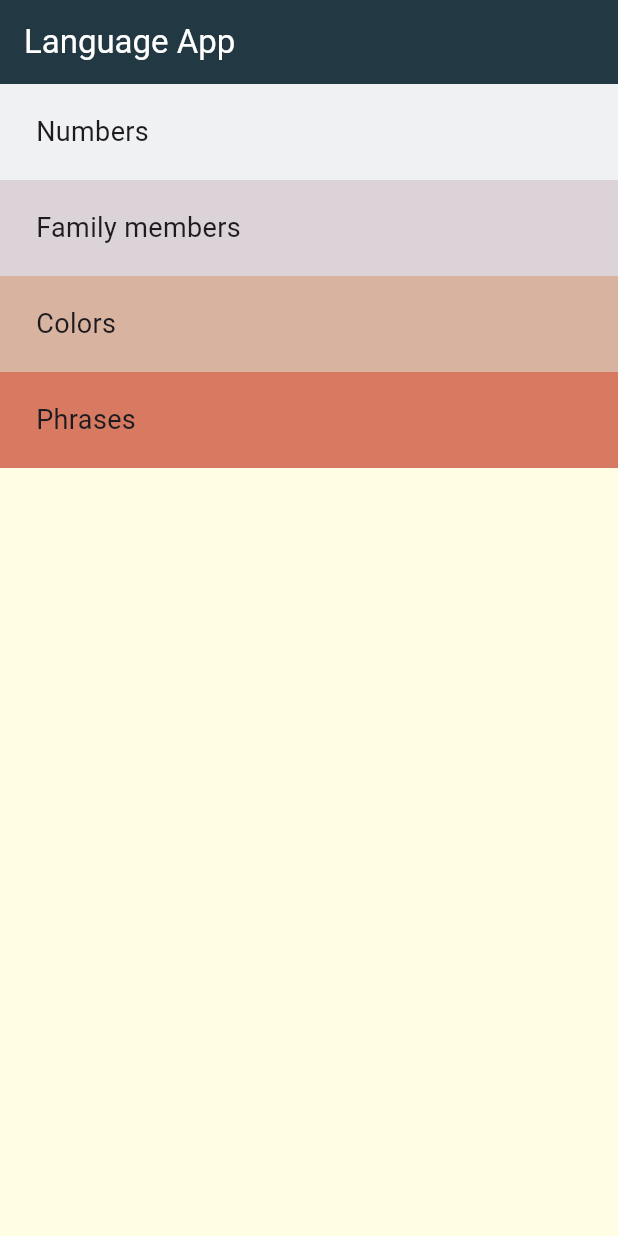
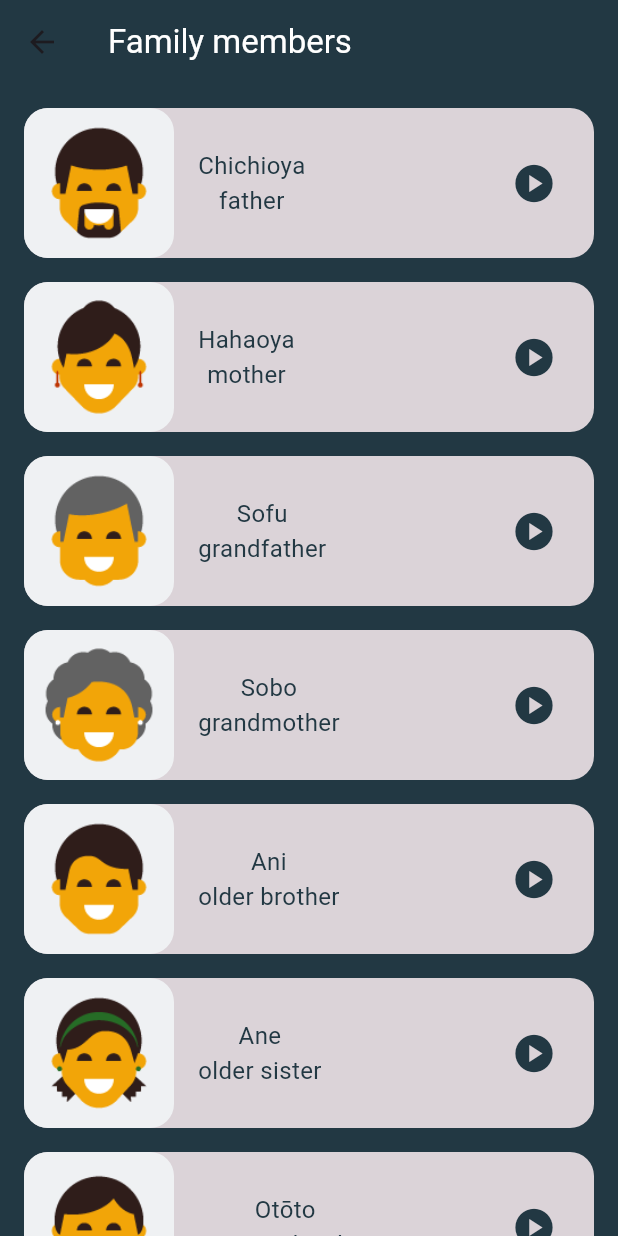
Before and after one commit to aymenG/toku-language-app, a Flutter app: the screen it shows after launch, after a tap on "Family members", on a phone screen of 412 x 824 dp. Run offline on Flutter 3.47's test engine with Material 3 defaults, Android fonts, the phone set to English and light mode, and no system bars.

```diff
--- a/lib/components/item.dart
+++ b/lib/components/item.dart
@@ -1,17 +1,17 @@
 import 'package:audioplayers/audioplayers.dart';
 import 'package:flutter/material.dart';
-import 'package:toku_app/models/number.dart';
+import 'package:toku_app/models/item_model.dart';
 
 class Item extends StatelessWidget {
-  const Item({super.key, required this.number});
-  final Number number;
-
+  const Item({super.key, required this.itemObj, required this.color});
+  final ItemModel itemObj;
+  final Color color;
   @override
   Widget build(BuildContext context) {
     return Container(
       decoration: BoxDecoration(
         borderRadius: BorderRadius.circular(16),
-        color: Colors.amber,
+        color: color,
       ),
       margin: const EdgeInsets.only(left: 16, top: 16, right: 16),
       height: 100,
@@ -22,19 +22,19 @@ class Item extends StatelessWidget {
                 borderRadius: BorderRadius.circular(16),
                 color: const Color(0xFFEFF1F3),
               ),
-              child: Image.asset(number.image)),
+              child: Image.asset(itemObj.image)),
           Padding(
             padding: const EdgeInsets.only(left: 16),
             child: Column(
               mainAxisAlignment: MainAxisAlignment.center,
               children: [
                 Text(
-                  number.jpName,
+                  itemObj.jpName,
                   style:
                       const TextStyle(color: Color(0xFF223843), fontSize: 16),
                 ),
                 Text(
-                  number.enName,
+                  itemObj.enName,
                   style:
                       const TextStyle(color: Color(0xFF223843), fontSize: 16),
                 )
@@ -49,7 +49,7 @@ class Item extends StatelessWidget {
             child: IconButton(
                 onPressed: () async {
                   final player = AudioPlayer();
-                  await player.play(AssetSource(number.sound));
+                  await player.play(AssetSource(itemObj.sound));
                 },
                 icon: const Icon(
                   Icons.play_circle,
--- a/lib/models/number.dart
+++ b/lib/models/item_model.dart
@@ -1,10 +1,10 @@
-class Number {
+class ItemModel {
   final String image;
   final String jpName;
   final String enName;
   final String sound;
 
-  const Number(
+  const ItemModel(
       {required this.image,
       required this.jpName,
       required this.enName,
--- /dev/null
+++ b/lib/screens/family_members_page.dart
@@ -0,0 +1,83 @@
+import 'package:flutter/material.dart';
+import 'package:toku_app/components/item.dart';
+
+import '../models/item_model.dart';
+
+class FamilyMembersPage extends StatelessWidget {
+  const FamilyMembersPage({super.key});
+  final List<ItemModel> members = const [
+    ItemModel(
+        image: 'assets/images/family_members/family_father.png',
+        jpName: 'Chichioya',
+        enName: 'father',
+        sound: 'sounds/family_members/father.wav'),
+    ItemModel(
+        image: 'assets/images/family_members/family_mother.png',
+        jpName: 'Hahaoya',
+        enName: 'mother',
+        sound: 'sounds/family_members/mother.wav'),
+    ItemModel(
+        image: 'assets/images/family_members/family_grandfather.png',
+        jpName: 'Sofu',
+        enName: 'grandfather',
+        sound: 'sounds/family_members/grand_father.wav'),
+    ItemModel(
+        image: 'assets/images/family_members/family_grandmother.png',
+        jpName: 'Sobo',
+        enName: 'grandmother',
+        sound: 'sounds/family_members/grand_mother.wav'),
+    ItemModel(
+        image: 'assets/images/family_members/family_older_brother.png',
+        jpName: 'Ani',
+        enName: 'older brother',
+        sound: 'sounds/family_members/older_brother.wav'),
+    ItemModel(
+        image: 'assets/images/family_members/family_older_sister.png',
+        jpName: 'Ane',
+        enName: 'older sister',
+        sound: 'sounds/family_members/older_sister.wav'),
+    ItemModel(
+        image: 'assets/images/family_members/family_younger_brother.png',
+        jpName: 'Otōto',
+        enName: 'younger brother',
+        sound: 'sounds/family_members/younger_brother.wav'),
+    ItemModel(
+        image: 'assets/images/family_members/family_younger_sister.png',
+        jpName: 'Imōto',
+        enName: 'younger sister',
+        sound: 'sounds/family_members/younger_sister.wav'),
+    ItemModel(
+        image: 'assets/images/family_members/family_son.png',
+        jpName: 'Musuko',
+        enName: 'son',
+        sound: 'sounds/family_members/son.wav'),
+    ItemModel(
+        image: 'assets/images/family_members/family_daughter.png',
+        jpName: 'Musume',
+        enName: 'daughter',
+        sound: 'sounds/family_members/daughter.wav')
+  ];
+
+  @override
+  Widget build(BuildContext context) {
+    return Scaffold(
+      backgroundColor: const Color(0xFF223843),
+      appBar: AppBar(
+        title: const Text(
+          'Family members',
+          style: TextStyle(color: Colors.white),
+        ),
+        backgroundColor: const Color(0xFF223843),
+      ),
+      body: ListView.builder(
+        itemCount: members.length,
+        itemBuilder: (context, index) {
+          return Item(
+            itemObj: members[index],
+            color: const Color(0xFFDBD3D8),
+          );
+        },
+      ),
+    );
+  }
+}
--- a/lib/screens/home_page.dart
+++ b/lib/screens/home_page.dart
@@ -1,4 +1,5 @@
 import 'package:flutter/material.dart';
+import 'package:toku_app/screens/family_members_page.dart';
 import 'package:toku_app/screens/numbers_page.dart';
 
 import '../components/category_item.dart';
@@ -31,7 +32,11 @@ class HomePage extends StatelessWidget {
           CategoryItem(
             text: 'Family members',
             color: const Color(0xFFDBD3D8),
-            onTap: () {},
+            onTap: () {
+              Navigator.push(context, MaterialPageRoute(builder: (context) {
+                return const FamilyMembersPage();
+              }));
+            },
           ),
           CategoryItem(
             text: 'Colors',
--- a/pubspec.yaml
+++ b/pubspec.yaml
@@ -23,3 +23,4 @@ flutter:
     - assets/images/colors/
     - assets/images/family_members/
     - assets/sounds/numbers/
+    - assets/sounds/family_members/
```
Also changed, not shown: lib/screens/numbers_page.dart (+16 -13 lines), 12 other files.
